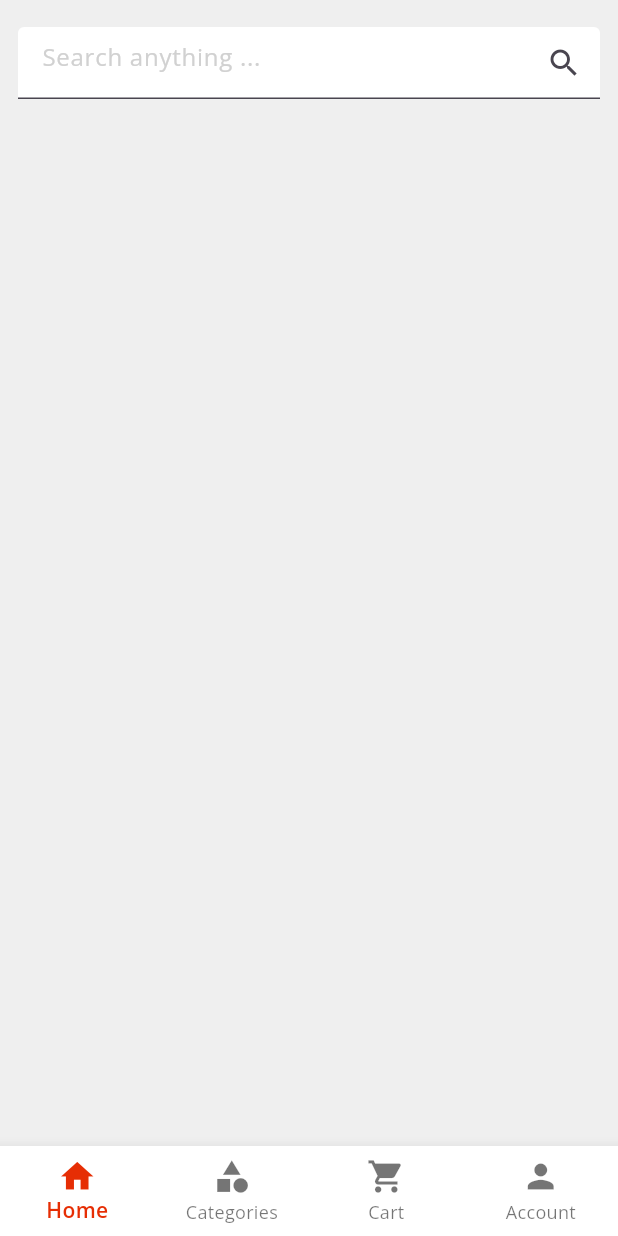
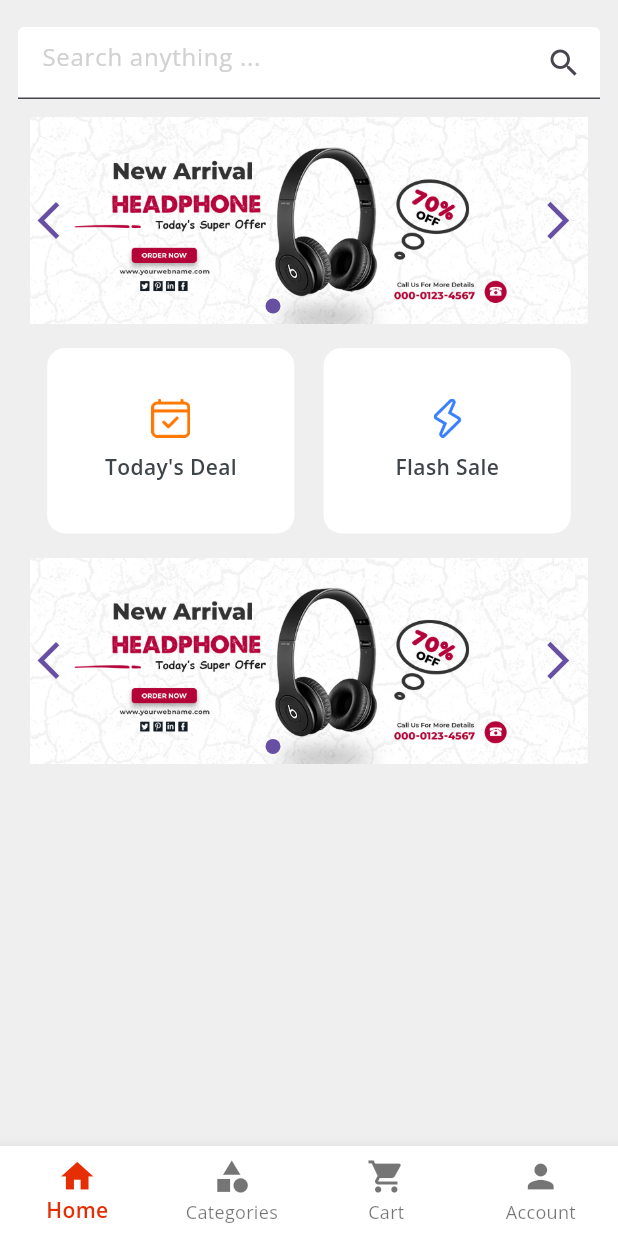
Before and after one commit to CHATappchik/shop_app, a Flutter app: the Home screen opened directly, on a phone screen of 412 x 824 dp. Run offline on Flutter 3.47's test engine with Material 3 defaults, Android fonts, the phone set to English and light mode, and no system bars; drawn by our look-alikes of card_swiper; our stand-ins replace animated_splash_screen, flutter_mobx, mobx; generated files the repository leaves out were written again.

Commit message:
Ui home page 50%

```diff
--- /dev/null
+++ b/lib/controllers/swipper_controller/swiper_controller.dart
@@ -0,0 +1,25 @@
+import 'package:mobx/mobx.dart';
+import 'package:card_swiper/card_swiper.dart';
+
+part 'swiper_controller.g.dart';
+
+class MySwiperController = _MySwiperController with _$MySwiperController;
+
+abstract class _MySwiperController with Store {
+  @observable
+  SwiperController swiperController = SwiperController();
+
+  @observable
+  List<String> imagePathsList = [
+    'assets/images/slider_1.png',
+    'assets/images/slider_2.png',
+    'assets/images/slider_3.png',
+    'assets/images/slider_4.png',
+  ];
+
+
+  @action
+  void updateSwiperController(SwiperController newController) {
+    swiperController = newController;
+  }
+}
--- /dev/null
+++ b/lib/often_used/lists/swiper_list.dart
@@ -0,0 +1,9 @@
+
+class SwiperList {
+  final List<String> swiperList = [
+    'assets/images/slider_1.png',
+    'assets/images/slider_2.png',
+    'assets/images/slider_3.png',
+    'assets/images/slider_4.png',
+  ];
+}
--- a/lib/screens/home_screen/home_screen.dart
+++ b/lib/screens/home_screen/home_screen.dart
@@ -1,18 +1,25 @@
+import 'package:card_swiper/card_swiper.dart';
 import 'package:flutter/material.dart';
+import 'package:flutter_mobx/flutter_mobx.dart';
 import 'package:shop_app/const/colors.dart';
 import 'package:shop_app/const/strings.dart';
+import 'package:shop_app/controllers/swipper_controller/swiper_controller.dart';
+import 'package:shop_app/widgets/home_buttons.dart';
 
 class HomePage extends StatelessWidget {
   const HomePage({super.key});
 
   @override
   Widget build(BuildContext context) {
+    final MySwiperController mySwiperController = MySwiperController();
+
     return Container(
       padding: const EdgeInsets.all(12),
       color: lightGrey,
       width: MediaQuery.of(context).size.width,
       height: MediaQuery.of(context).size.height,
       child: SafeArea(
+        child: SingleChildScrollView(
           child: Column(
             children: [
               Container(
@@ -31,7 +38,73 @@ class HomePage extends StatelessWidget {
                   ),
                 ),
               ),
+
+              // swipers brands
+              Container(
+                margin: const EdgeInsets.symmetric(horizontal: 8),
+                decoration: BoxDecoration(
+                  borderRadius: BorderRadius.circular(16),
+                ),
+                height: 150,
+                child: Observer(
+                  builder: (_) => Swiper(
+                    autoplay: true,
+                    controller: mySwiperController.swiperController,
+                    itemCount: mySwiperController.imagePathsList.length,
+                    itemBuilder: (BuildContext context, int index) {
+                      return Image.asset(mySwiperController.imagePathsList[index],
+                          fit: BoxFit.fitWidth);
+                    },
+                    pagination: const SwiperPagination(),
+                    control: const SwiperControl(),
+                  ),
+                ),
+              ),
+              const SizedBox(height: 10),
+              // deals button
+              Row(
+                mainAxisAlignment: MainAxisAlignment.spaceEvenly,
+                children: [
+                  homeButtons(
+                    height: MediaQuery.of(context).size.height * 0.15,
+                    width: MediaQuery.of(context).size.width / 2.5,
+                    icon: 'assets/icons/todays_deal.png',
+                    title: todayDeal,
+                  ),
+                  homeButtons(
+                    height: MediaQuery.of(context).size.height * 0.15,
+                    width: MediaQuery.of(context).size.width / 2.5,
+                    icon: 'assets/icons/flash_deal.png',
+                    title: flashSale,
+                  ),
                 ],
+              ),
+              const SizedBox(height: 10),
+
+              // 2-nd swiper
+              Container(
+                margin: const EdgeInsets.symmetric(horizontal: 8),
+                decoration: BoxDecoration(
+                  borderRadius: BorderRadius.circular(16),
+                ),
+                height: 150,
+                child: Observer(
+                  builder: (_) => Swiper(
+                    autoplay: true,
+                    controller: mySwiperController.swiperController,
+                    itemCount: mySwiperController.imagePathsList.length,
+                    itemBuilder: (BuildContext context, int index) {
+                      return Image.asset(mySwiperController.imagePathsList[index],
+                          fit: BoxFit.fitWidth);
+                    },
+                    pagination: const SwiperPagination(),
+                    control: const SwiperControl(),
+                  ),
+                ),
+              ),
+              const SizedBox(height: 10),
+            ],
+          ),
         ),
       ),
     );
--- /dev/null
+++ b/lib/widgets/home_buttons.dart
@@ -0,0 +1,36 @@
+import 'package:flutter/material.dart';
+import 'package:shop_app/const/colors.dart';
+import 'package:shop_app/const/styles.dart';
+
+Widget homeButtons({width, height, icon, title, onPress}) {
+  return Container(
+    width: width,
+    height: height,
+    decoration: BoxDecoration(
+      color: whiteColor,
+      borderRadius: BorderRadius.circular(12.0),
+      // boxShadow: [
+      //   BoxShadow(
+      //     color: Colors.black.opacity.
+      //   ),
+      // ],
+    ),
+    child: Column(
+      mainAxisAlignment: MainAxisAlignment.center,
+      children: [
+        Image.asset(
+            icon,
+          width: 26,
+        ),
+        const SizedBox(height: 10),
+        Text(
+          title,
+          style: const TextStyle(
+            fontFamily: semibold,
+            color: darkFontGrey,
+          ),
+        ),
+      ],
+    ),
+  );
+}
--- a/pubspec.yaml
+++ b/pubspec.yaml
@@ -40,6 +40,7 @@ dependencies:
   flutter_mobx: ^2.2.0+1
   mobx_codegen: ^2.4.1
   provider: ^6.1.1
+  card_swiper: ^3.0.1
 
 dev_dependencies:
   flutter_test:
```
Also changed, not shown: assets/icons/flash_deal.png (added), assets/icons/todays_deal.png (added), assets/images/slider_1.png (added), assets/images/slider_2.png (added), assets/images/slider_3.png (added), assets/images/slider_4.png (added), lib/controllers/swipper_controller/swiper_controller.g.dart (added), pubspec.lock. Lines whose indentation alone changed are shown as unchanged.
